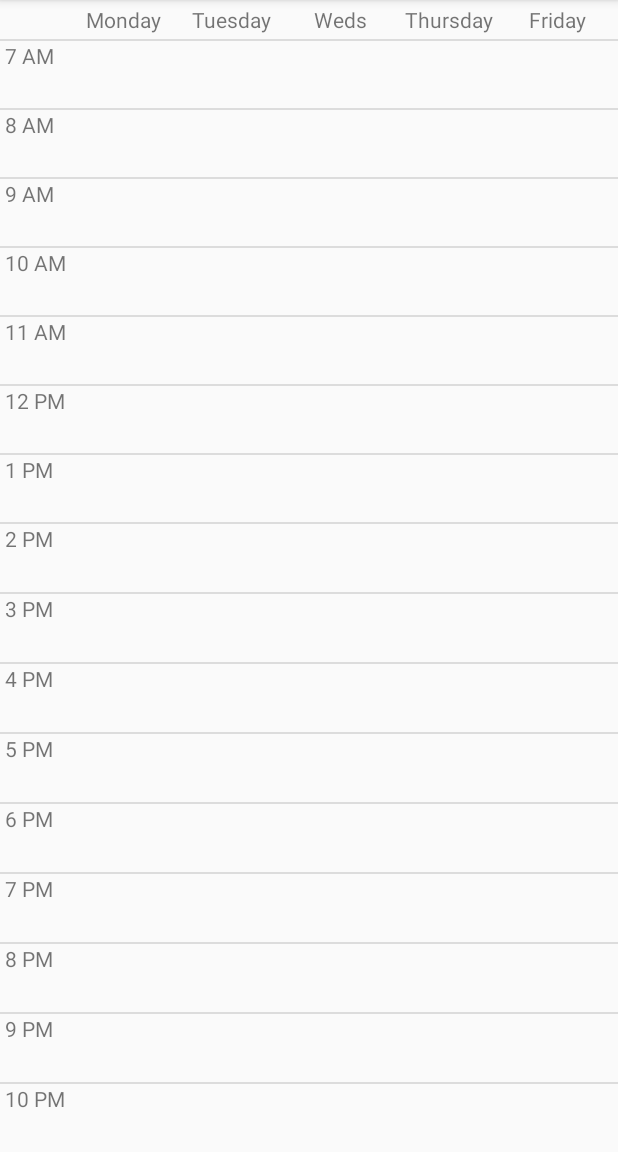
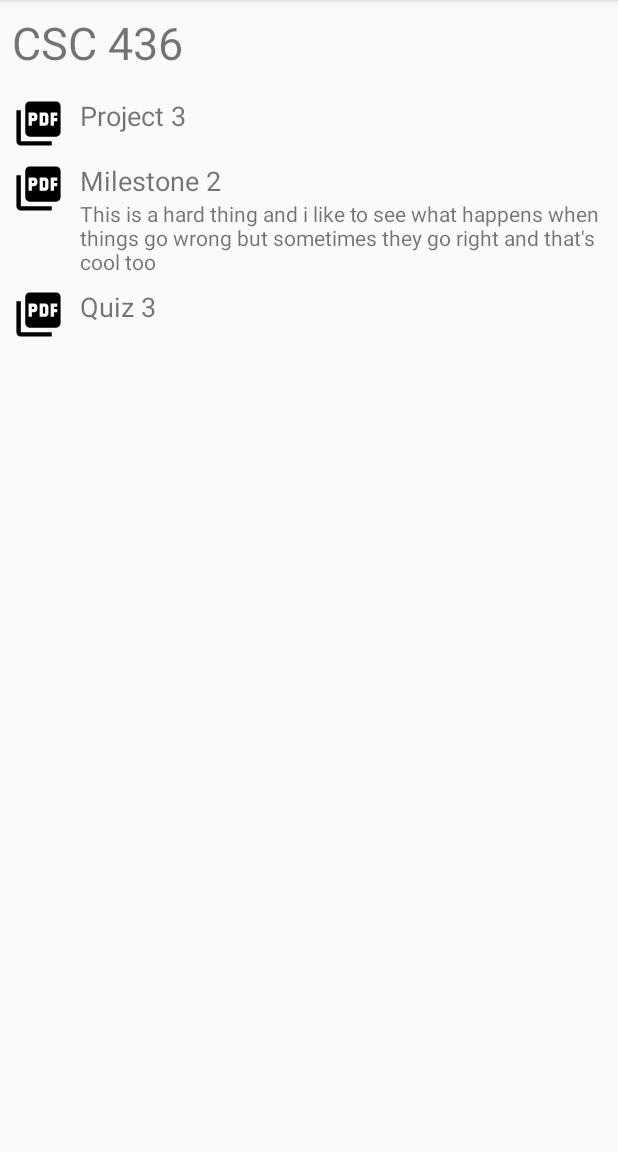
Before and after one commit to zdandoh/polyview, an Android app: the screen it shows after launch (MainActivity), on a phone screen of 412 x 824 dp, the part 84-1236 px from its top. Run offline under Robolectric (Android 15) with nearby library versions, the light colour scheme and no system bars; our stand-ins replace Volley; libraries missing offline, so code that uses them is left out: com.franmontiel.persistentcookiejar; 3 statements that could not run were skipped.

Commit message:
Added data sources

```diff
--- a/app/build.gradle
+++ b/app/build.gradle
@@ -32,4 +32,10 @@ dependencies {
     androidTestImplementation 'com.android.support.test:runner:1.0.2'
     androidTestImplementation 'com.android.support.test.espresso:espresso-core:3.0.2'
     implementation "com.android.volley:volley:1.1.1"
+    implementation "android.arch.lifecycle:extensions:1.1.1"
+    implementation "android.arch.lifecycle:viewmodel:1.1.1"
+    implementation 'com.squareup.okhttp3:okhttp:3.11.0'
+    implementation 'com.github.franmontiel:PersistentCookieJar:v1.0.1'
+    implementation 'com.google.code.gson:gson:2.8.5'
+    implementation 'org.jsoup:jsoup:1.11.3'
 }
--- a/app/src/main/java/zandoh/com/polyview/ComingUpActivity.kt
+++ b/app/src/main/java/zandoh/com/polyview/ComingUpActivity.kt
@@ -43,10 +43,10 @@ class ComingUpActivity: Fragment() {
             holder?.assignment_details?.text = assignment.assignment_due
 
             val color = if(assignment.submitted) {
-                0x622008000.toInt()
+                0xB2228B22.toInt()
             }
             else {
-                0x62800000.toInt()
+                0xB2800000.toInt()
             }
 
             holder?.assignment_background?.setBackgroundColor(color)
--- a/app/src/main/java/zandoh/com/polyview/LoginActivity.kt
+++ b/app/src/main/java/zandoh/com/polyview/LoginActivity.kt
@@ -12,6 +12,6 @@ class LoginActivity: Fragment() {
     override fun onCreateView(inflater: LayoutInflater, container: ViewGroup?, savedInstanceState: Bundle?): View? {
         val view = inflater.inflate(R.layout.activity_login, container, false)
 
-        return view;
+        return view
     }
 }
--- a/app/src/main/java/zandoh/com/polyview/MainActivity.kt
+++ b/app/src/main/java/zandoh/com/polyview/MainActivity.kt
@@ -1,5 +1,6 @@
 package zandoh.com.polyview
 
+import android.arch.lifecycle.ViewModelProvider
 import android.content.Context
 import android.content.SharedPreferences
 import android.os.Bundle
@@ -17,9 +18,21 @@ import kotlinx.android.synthetic.main.nav_header_main.*
 import kotlinx.android.synthetic.main.nav_header_main.view.*
 import android.content.Intent
 import android.support.v4.app.Fragment
+import com.android.volley.toolbox.Volley
+import com.android.volley.toolbox.HttpClientStack
+import com.android.volley.toolbox.HttpStack
+import android.arch.lifecycle.ViewModelProviders;
+import android.util.Log
+import com.android.volley.RequestQueue
+import com.franmontiel.persistentcookiejar.PersistentCookieJar
+import com.franmontiel.persistentcookiejar.cache.SetCookieCache
+import com.franmontiel.persistentcookiejar.persistence.SharedPrefsCookiePersistor
+import okhttp3.*
+import java.io.IOException
 
 
 class MainActivity : AppCompatActivity(), NavigationView.OnNavigationItemSelectedListener {
+
     override fun onCreate(savedInstanceState: Bundle?) {
         super.onCreate(savedInstanceState)
         setContentView(R.layout.activity_main)
@@ -32,10 +45,15 @@ class MainActivity : AppCompatActivity(), NavigationView.OnNavigationItemSelecte
 
         nav_view.setNavigationItemSelectedListener(this)
 
+        val model = ViewModelProviders.of(this).get(PolylearnModel::class.java)
+
+        // Gathers class data from Poly Portal and prints it to the console
+        val provider = PolyDataProvider(this)
+        provider.polyLogin()
+
         supportFragmentManager.beginTransaction()
-                .replace(R.id.fragment, CalendarActivity())
+                .replace(R.id.fragment, PolylearnActivity())
                 .commit()
-
     }
 
     override fun onBackPressed() {
--- /dev/null
+++ b/app/src/main/java/zandoh/com/polyview/PolylearnActivity.kt
@@ -0,0 +1,75 @@
+package zandoh.com.polyview
+
+import android.graphics.Color
+import android.opengl.Visibility
+import android.os.Bundle
+import android.support.v4.app.Fragment
+import android.support.v7.widget.LinearLayoutManager
+import android.support.v7.widget.RecyclerView
+import android.view.LayoutInflater
+import android.view.View
+import android.view.ViewGroup
+import android.widget.ImageView
+import android.widget.TextView
+import android.widget.Toast
+import kotlinx.android.synthetic.main.activity_classes.*
+import kotlinx.android.synthetic.main.activity_comingup.*
+import kotlinx.android.synthetic.main.activity_polylearn.*
+import org.w3c.dom.Text
+import java.util.*
+
+class PolylearnActivity: Fragment() {
+    override fun onCreateView(inflater: LayoutInflater, container: ViewGroup?, savedInstanceState: Bundle?): View? {
+        return inflater.inflate(R.layout.activity_polylearn, container, false)
+    }
+
+    override fun onActivityCreated(savedInstanceState: Bundle?) {
+        super.onActivityCreated(savedInstanceState)
+
+        polylearn_list.layoutManager = LinearLayoutManager(activity)
+        polylearn_list.adapter = PolylearnActivity.PolylearnAdapter(Arrays.asList(
+                PolylearnItem("Project 3", "CPE 357 | due in 9 hours", "", ""),
+                PolylearnItem("Milestone 2", "CSC 436 | due in 2 days", "This is a hard thing and i like to see what happens when things go wrong but sometimes they go right and that's cool too", ""),
+                PolylearnItem("Quiz 3", "CSC 300 | due in 5 days", "", "")
+        ))
+
+        polylearn_class_name.text = "CSC 436"
+    }
+
+    class PolylearnAdapter(private val items: List<PolylearnItem>): RecyclerView.Adapter<PolylearnAdapter.ViewHolder>() {
+        override fun onCreateViewHolder(p0: ViewGroup, p1: Int): ViewHolder {
+            val itemView = LayoutInflater.from(p0.context).inflate(R.layout.polylearn_list_item, p0, false)
+        return ViewHolder(itemView)
+    }
+
+        override fun onBindViewHolder(holder: ViewHolder, position: Int) {
+            val item = items[position];
+
+            holder?.icon?.setImageResource(R.drawable.pdf_icon)
+            holder?.name?.text = item.title
+
+            if(item.description.length == 0) {
+                holder?.description?.visibility = View.GONE
+            }
+            else {
+                holder?.description?.text = item.description
+            }
+        }
+
+        override fun getItemCount(): Int {
+            return items.size
+        }
+
+        class ViewHolder(itemView: View?): RecyclerView.ViewHolder(itemView!!) {
+            var icon: ImageView? = null
+            var name: TextView? = null
+            var description: TextView? = null
+
+            init {
+                icon = itemView?.findViewById(R.id.poly_item_icon)
+                name = itemView?.findViewById(R.id.poly_item_name)
+                description = itemView?.findViewById(R.id.poly_item_description)
+            }
+        }
+    }
+}
--- /dev/null
+++ b/app/src/main/java/zandoh/com/polyview/PolylearnModel.kt
@@ -0,0 +1,7 @@
+package zandoh.com.polyview
+
+import android.arch.lifecycle.ViewModel
+
+class PolylearnModel: ViewModel() {
+
+}
--- /dev/null
+++ b/app/src/main/res/drawable/link_icon.xml
@@ -0,0 +1,9 @@
+<vector xmlns:android="http://schemas.android.com/apk/res/android"
+        android:width="24dp"
+        android:height="24dp"
+        android:viewportWidth="24.0"
+        android:viewportHeight="24.0">
+    <path
+        android:fillColor="#FF000000"
+        android:pathData="M3.9,12c0,-1.71 1.39,-3.1 3.1,-3.1h4L11,7L7,7c-2.76,0 -5,2.24 -5,5s2.24,5 5,5h4v-1.9L7,15.1c-1.71,0 -3.1,-1.39 -3.1,-3.1zM8,13h8v-2L8,11v2zM17,7h-4v1.9h4c1.71,0 3.1,1.39 3.1,3.1s-1.39,3.1 -3.1,3.1h-4L13,17h4c2.76,0 5,-2.24 5,-5s-2.24,-5 -5,-5z"/>
+</vector>
--- /dev/null
+++ b/app/src/main/res/drawable/pdf_icon.xml
@@ -0,0 +1,9 @@
+<vector xmlns:android="http://schemas.android.com/apk/res/android"
+        android:width="24dp"
+        android:height="24dp"
+        android:viewportWidth="24.0"
+        android:viewportHeight="24.0">
+    <path
+        android:fillColor="#FF000000"
+        android:pathData="M20,2L8,2c-1.1,0 -2,0.9 -2,2v12c0,1.1 0.9,2 2,2h12c1.1,0 2,-0.9 2,-2L22,4c0,-1.1 -0.9,-2 -2,-2zM11.5,9.5c0,0.83 -0.67,1.5 -1.5,1.5L9,11v2L7.5,13L7.5,7L10,7c0.83,0 1.5,0.67 1.5,1.5v1zM16.5,11.5c0,0.83 -0.67,1.5 -1.5,1.5h-2.5L12.5,7L15,7c0.83,0 1.5,0.67 1.5,1.5v3zM20.5,8.5L19,8.5v1h1.5L20.5,11L19,11v2h-1.5L17.5,7h3v1.5zM9,9.5h1v-1L9,8.5v1zM4,6L2,6v14c0,1.1 0.9,2 2,2h14v-2L4,20L4,6zM14,11.5h1v-3h-1v3z"/>
+</vector>
--- a/app/src/main/res/layout/activity_login.xml
+++ b/app/src/main/res/layout/activity_login.xml
@@ -51,4 +51,5 @@
         app:layout_constraintStart_toStartOf="parent"
         app:layout_constraintTop_toTopOf="parent"
         app:srcCompat="@drawable/logo" />
+
 </android.support.constraint.ConstraintLayout>
--- /dev/null
+++ b/app/src/main/res/layout/activity_polylearn.xml
@@ -0,0 +1,31 @@
+<?xml version="1.0" encoding="utf-8"?>
+<android.support.constraint.ConstraintLayout
+    xmlns:android="http://schemas.android.com/apk/res/android"
+    xmlns:app="http://schemas.android.com/apk/res-auto"
+    xmlns:tools="http://schemas.android.com/tools"
+    android:layout_width="match_parent"
+    android:layout_height="match_parent">
+
+    <android.support.v7.widget.RecyclerView
+        android:id="@+id/polylearn_list"
+        android:layout_width="0dp"
+        android:layout_height="0dp"
+        android:layout_marginTop="8dp"
+        app:layout_constraintBottom_toBottomOf="parent"
+        app:layout_constraintEnd_toEndOf="parent"
+        app:layout_constraintStart_toStartOf="parent"
+        app:layout_constraintTop_toBottomOf="@+id/polylearn_class_name" />
+
+    <TextView
+        android:id="@+id/polylearn_class_name"
+        android:layout_width="0dp"
+        android:layout_height="wrap_content"
+        android:layout_marginStart="8dp"
+        android:layout_marginLeft="8dp"
+        android:layout_marginTop="8dp"
+        android:text="Class Name"
+        android:textSize="30sp"
+        app:layout_constraintEnd_toEndOf="parent"
+        app:layout_constraintStart_toStartOf="parent"
+        app:layout_constraintTop_toTopOf="parent" />
+</android.support.constraint.ConstraintLayout>
--- /dev/null
+++ b/app/src/main/res/layout/polylearn_list_item.xml
@@ -0,0 +1,60 @@
+<?xml version="1.0" encoding="utf-8"?>
+<android.support.constraint.ConstraintLayout xmlns:android="http://schemas.android.com/apk/res/android"
+    xmlns:app="http://schemas.android.com/apk/res-auto"
+    xmlns:tools="http://schemas.android.com/tools"
+    android:layout_width="match_parent"
+    android:layout_height="wrap_content">
+
+    <ImageView
+        android:id="@+id/poly_item_icon"
+        android:layout_width="35dp"
+        android:layout_height="35dp"
+        android:layout_marginStart="8dp"
+        android:layout_marginLeft="8dp"
+        android:layout_marginBottom="8dp"
+        app:layout_constraintBottom_toBottomOf="@+id/poly_item_description"
+        app:layout_constraintStart_toStartOf="parent"
+        app:layout_constraintTop_toTopOf="@+id/poly_item_name"
+        app:layout_constraintVertical_bias="0.0"
+        app:srcCompat="@drawable/link_icon" />
+
+    <TextView
+        android:id="@+id/poly_item_name"
+        android:layout_width="wrap_content"
+        android:layout_height="wrap_content"
+        android:layout_marginStart="10dp"
+        android:layout_marginLeft="10dp"
+        android:layout_marginTop="8dp"
+        android:text="Name"
+        android:textSize="18sp"
+        app:layout_constraintStart_toEndOf="@+id/poly_item_icon"
+        app:layout_constraintTop_toTopOf="parent" />
+
+    <TextView
+        android:id="@+id/poly_item_description"
+        android:layout_width="0dp"
+        android:layout_height="wrap_content"
+        android:layout_marginEnd="8dp"
+        android:layout_marginRight="8dp"
+        android:text="Nice description "
+        app:layout_constraintEnd_toEndOf="parent"
+        app:layout_constraintStart_toStartOf="@+id/poly_item_name"
+        app:layout_constraintTop_toBottomOf="@+id/poly_item_name" />
+
+    <View
+        android:id="@+id/divider18"
+        android:layout_width="0dp"
+        android:layout_height="1dp"
+        android:layout_marginStart="8dp"
+        android:layout_marginLeft="8dp"
+        android:layout_marginTop="5dp"
+        android:layout_marginEnd="8dp"
+        android:layout_marginRight="8dp"
+        android:background="?android:attr/listDivider"
+        android:visibility="gone"
+        app:layout_constraintBottom_toBottomOf="parent"
+        app:layout_constraintEnd_toEndOf="parent"
+        app:layout_constraintStart_toStartOf="parent"
+        app:layout_constraintTop_toBottomOf="@+id/poly_item_description" />
+
+</android.support.constraint.ConstraintLayout>
--- a/build.gradle
+++ b/build.gradle
@@ -7,7 +7,7 @@ buildscript {
         jcenter()
     }
     dependencies {
-        classpath 'com.android.tools.build:gradle:3.2.0'
+        classpath 'com.android.tools.build:gradle:3.2.1'
         classpath "org.jetbrains.kotlin:kotlin-gradle-plugin:$kotlin_version"
 
         // NOTE: Do not place your application dependencies here; they belong
@@ -19,6 +19,7 @@ allprojects {
     repositories {
         google()
         jcenter()
+        maven { url "https://jitpack.io" }
     }
 }
 
```
Also changed, not shown: app/src/main/java/zandoh/com/polyview/PolyData.kt (deleted, +0 -31 lines), app/src/main/java/zandoh/com/polyview/PolyDataProvider.kt (added, +148 -0 lines), app/src/main/java/zandoh/com/polyview/PolylearnParser.kt (added, +51 -0 lines), app/src/main/res/drawable/ic_icon.xml (added, +139 -0 lines), 3 other files.
